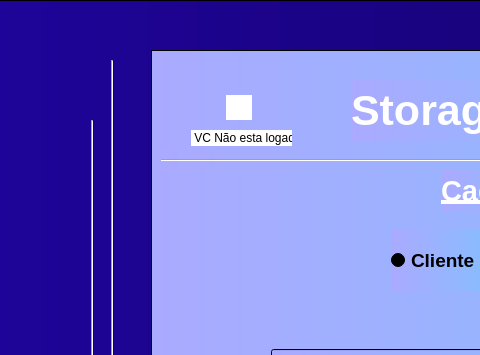
The window that sign_up.ui (wellington-tinho/Controle-de-estoque-PY-SQL-QTDesing) describes before a commit, drawn with Qt 5; both pictures show x 179 to 659 and y 0 to 355 of the 1312 by 760 pixel window.
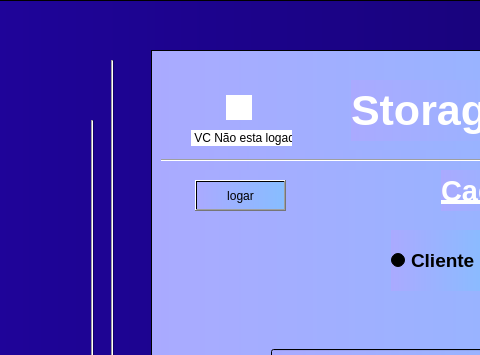
The same window after the commit. Icons and pictures are not drawn.

Patch:
```diff
--- a/sign_up.ui
+++ b/sign_up.ui
@@ -654,6 +654,29 @@
        <bool>false</bool>
       </property>
      </widget>
+     <widget class="QPushButton" name="pushButton">
+      <property name="geometry">
+       <rect>
+        <x>44</x>
+        <y>130</y>
+        <width>91</width>
+        <height>31</height>
+       </rect>
+      </property>
+      <property name="cursor">
+       <cursorShape>PointingHandCursor</cursorShape>
+      </property>
+      <property name="styleSheet">
+       <string notr="true">QPushButton:hover{
+	border: 2px solid rgb(255, 255, 255);  
+	color:rgb(255, 255, 255);
+}
+</string>
+      </property>
+      <property name="text">
+       <string>logar</string>
+      </property>
+     </widget>
     </widget>
    </widget>
   </widget>
```
